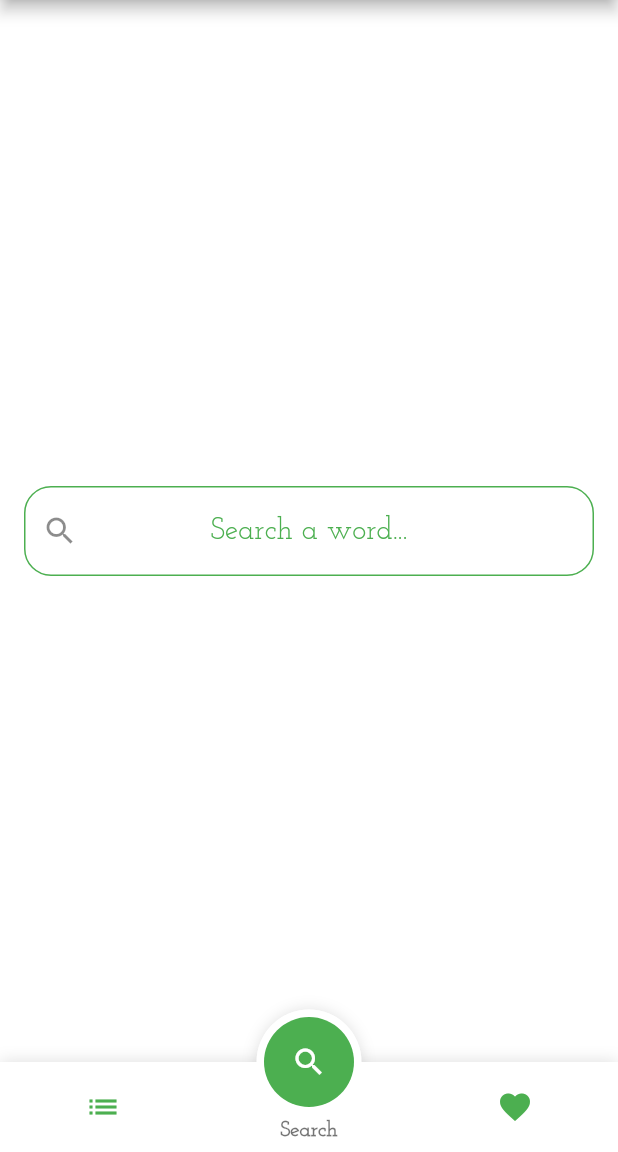
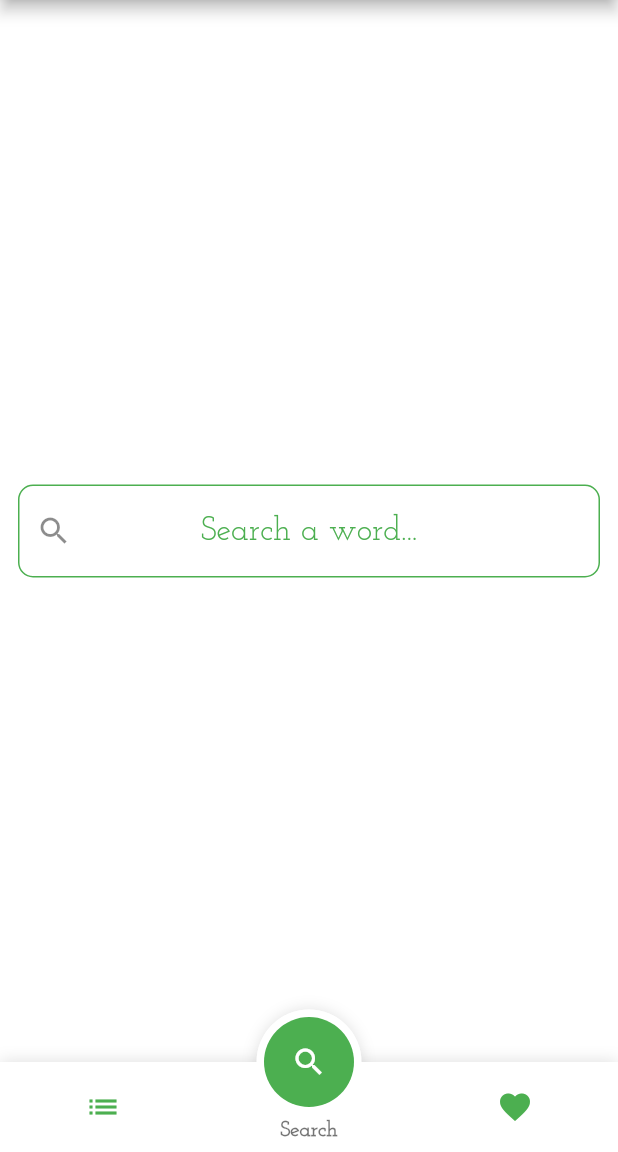
Before and after one commit to SametSahin10/danef-dictionary, a Flutter app: the screen it shows after launch, on a phone screen of 412 x 824 dp, the part 84-1236 px from its top. Run offline on Flutter 3.47's test engine with Material 2 defaults, Android fonts, the phone set to English and light mode, and no system bars; drawn by our look-alikes of fancy_bottom_navigation, flutter_typeahead; generated files the repository leaves out were written again.

```diff
--- a/lib/config/themes.dart
+++ b/lib/config/themes.dart
@@ -12,33 +12,33 @@ lightTheme(context) {
     brightness: Brightness.light,
     inputDecorationTheme: InputDecorationTheme(
       border: OutlineInputBorder(
-          borderRadius: BorderRadius.all(Radius.circular(18)),
+          borderRadius: BorderRadius.all(Radius.circular(10)),
           borderSide: BorderSide(
               color: Colors.green
           )
       ),
       disabledBorder: OutlineInputBorder(
-        borderRadius: BorderRadius.all(Radius.circular(18)),
+        borderRadius: BorderRadius.all(Radius.circular(10)),
         borderSide: BorderSide(
           color: Colors.green,
           width: 1.5
         )
       ),
       focusedBorder: OutlineInputBorder(
-        borderRadius: BorderRadius.all(Radius.circular(18)),
+        borderRadius: BorderRadius.all(Radius.circular(10)),
         borderSide: BorderSide(
             color: Colors.green,
             width: 1.5
         )
       ),
       enabledBorder: OutlineInputBorder(
-        borderRadius: BorderRadius.all(Radius.circular(18)),
+        borderRadius: BorderRadius.all(Radius.circular(10)),
         borderSide: BorderSide(
           color: Colors.green,
           width: 1
         )
       ),
-      hintStyle: TextStyle(fontSize: 20),
+      hintStyle: TextStyle(fontSize: 22),
     ),
     hintColor: Colors.green
   );
@@ -49,6 +49,7 @@ darkTheme(context) {
     primarySwatch: Colors.green,
     primaryColor: Colors.black,
     accentColor: Colors.green,
+    fontFamily: 'JosefinSlab',
     scaffoldBackgroundColor: Colors.black,
     appBarTheme: AppBarTheme(
         color: Colors.green
@@ -58,32 +59,32 @@ darkTheme(context) {
     brightness: Brightness.dark,
     inputDecorationTheme: InputDecorationTheme(
       border: OutlineInputBorder(
-        borderRadius: BorderRadius.all(Radius.circular(18)),
+        borderRadius: BorderRadius.all(Radius.circular(10)),
         borderSide: BorderSide(
             color: Colors.green
         )
       ),
       disabledBorder: OutlineInputBorder(
-        borderRadius: BorderRadius.all(Radius.circular(18)),
+        borderRadius: BorderRadius.all(Radius.circular(10)),
         borderSide: BorderSide(
             color: Colors.green
         )
       ),
       focusedBorder: OutlineInputBorder(
-        borderRadius: BorderRadius.all(Radius.circular(18)),
+        borderRadius: BorderRadius.all(Radius.circular(10)),
         borderSide: BorderSide(
             color: Colors.green,
             width: 1.5
         )
       ),
       enabledBorder: OutlineInputBorder(
-        borderRadius: BorderRadius.all(Radius.circular(18)),
+        borderRadius: BorderRadius.all(Radius.circular(10)),
         borderSide: BorderSide(
             color: Colors.green,
             width: 1
         )
       ),
-      hintStyle: TextStyle(fontSize: 18),
+      hintStyle: TextStyle(fontSize: 22),
     ),
     hintColor: Colors.green
   );
--- a/lib/screens/home_page.dart
+++ b/lib/screens/home_page.dart
@@ -22,6 +22,7 @@ class _HomePageState extends State<HomePage> {
   @override
   Widget build(BuildContext context) {
     return Scaffold(
+      resizeToAvoidBottomInset: false,
       appBar: AppBar(
         title: Text('Danef Dictionary'),
         actions: <Widget>[
--- a/lib/screens/search_field_page.dart
+++ b/lib/screens/search_field_page.dart
@@ -1,7 +1,5 @@
 import 'dart:convert';
 
-import 'package:danef_dictionary/api/word_api.dart';
-import 'package:danef_dictionary/models/word.dart';
 import 'package:danef_dictionary/widgets/search_field.dart';
 import 'package:flutter/material.dart';
 
@@ -10,25 +8,59 @@ class SearchFieldPage extends StatefulWidget {
   _SearchFieldPageState createState() => _SearchFieldPageState();
 }
 
-class _SearchFieldPageState extends State<SearchFieldPage> {
+class _SearchFieldPageState extends State<SearchFieldPage>
+                            with TickerProviderStateMixin {
   final _textEditingController = TextEditingController();
   bool _isClearIconVisible = false;
+
+  final FocusNode _focusNode = FocusNode();
+
+  AnimationController animationController;
+  Animation animation;
 
   @override
   void initState() {
     super.initState();
+    animationController = AnimationController(
+      duration: Duration(milliseconds: 600),
+      vsync: this)..addListener(() => setState(() {}));
+    animation = Tween(begin: 0.0, end: -250.0).chain(
+                  CurveTween(
+                    curve: Curves.fastOutSlowIn
+                  )
+                ).animate(animationController);
+    _focusNode.addListener(() {
+      print('Has focus: ${_focusNode.hasFocus}');
+      if (_focusNode.hasFocus) {
+        animationController.forward();
+      } else {
+        animationController.reverse();
+      }
+    });
+  }
+
+  @override
+  void dispose() {
+    super.dispose();
+    _focusNode.dispose();
+    animationController.dispose();
   }
 
   @override
   Widget build(BuildContext context) {
     return Center(
-      child: Container(
-        height: 60,
-        margin: EdgeInsets.only(left: 16.0, right: 16.0),
-        child: SearchField(
-          isClearIconVisible: _isClearIconVisible,
-          textEditingController: _textEditingController,
-        )
+      child: Transform.translate(
+        offset: Offset(0, animation.value),
+        child: Container(
+          padding: EdgeInsets.symmetric(horizontal: 12),
+          child: Center(
+            child: SearchField(
+              textEditingController: _textEditingController,
+              focusNode: _focusNode,
+              isClearIconVisible: _isClearIconVisible,
+            ),
+          ),
+        ),
       ),
     );
   }
--- a/lib/widgets/search_field.dart
+++ b/lib/widgets/search_field.dart
@@ -7,10 +7,13 @@ import 'package:flutter_typeahead/flutter_typeahead.dart';
 
 class SearchField extends StatefulWidget {
   TextEditingController textEditingController;
+  FocusNode focusNode;
   bool isClearIconVisible;
 
 
-  SearchField({this.textEditingController, this.isClearIconVisible});
+  SearchField({this.textEditingController,
+               this.focusNode,
+               this.isClearIconVisible});
 
   @override
   _SearchFieldState createState() => _SearchFieldState();
@@ -22,6 +25,7 @@ class _SearchFieldState extends State<SearchField> {
     return TypeAheadField(
       textFieldConfiguration: TextFieldConfiguration(
         controller: widget.textEditingController,
+        focusNode: widget.focusNode,
         onChanged: (newValue) {
           setState(() {
             if (newValue.length == 0) {
```
